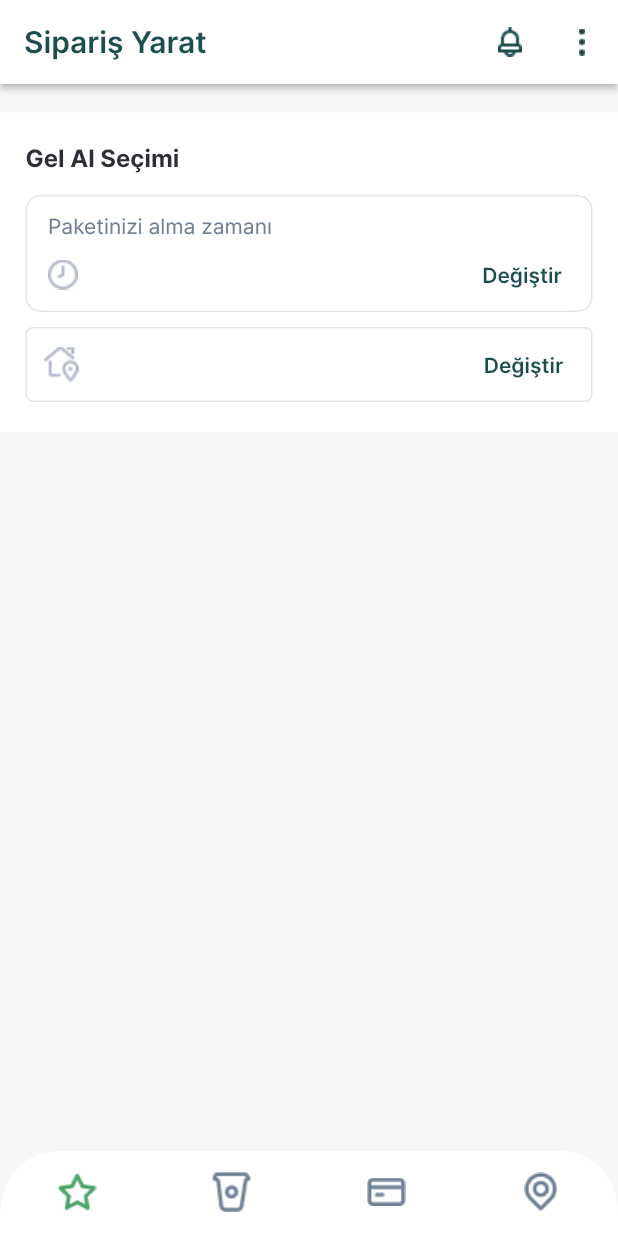
After one commit to ahmetsarac/redesign-starbucks, a Flutter app: the screen it shows after launch, on a phone screen of 412 x 824 dp. The commit adds this screen. Run offline on Flutter 3.47's test engine with Material 2 defaults, Android fonts, the phone set to English and light mode, and no system bars.

Commit message:
Order screen was added.

```diff
--- a/lib/main.dart
+++ b/lib/main.dart
@@ -1,7 +1,8 @@
 import 'package:flutter/material.dart';
-import 'package:redesign_starbucks/screens/home_screen.dart';
+import 'screens/home_screen.dart';
 
 import 'screens/login_screen.dart';
+import 'screens/order_screen.dart';
 import 'theme/app_theme.dart';
 
 void main() {
@@ -16,7 +17,7 @@ class RedesignStarbucks extends StatelessWidget {
     return MaterialApp(
       debugShowCheckedModeBanner: false,
       theme: AppTheme.appTheme,
-      home: const HomeScreen(),
+      home: const OrderScreen(),
     );
   }
 }
--- a/lib/screens/home_screen.dart
+++ b/lib/screens/home_screen.dart
@@ -13,7 +13,7 @@ class HomeScreen extends StatelessWidget {
   Widget build(BuildContext context) {
     return Scaffold(
       backgroundColor: GreyColors.backgroundGrey,
-      appBar: const MainAppBar(),
+      appBar: const MainAppBar('Starbucks'),
       bottomNavigationBar: const BottomNavBar(),
       extendBody: true,
       floatingActionButton: FloatingActionButton(
--- /dev/null
+++ b/lib/screens/order_screen.dart
@@ -0,0 +1,40 @@
+import 'package:flutter/material.dart';
+
+import '../widgets/bottom_nav_bar.dart';
+import '../widgets/main_app_bar.dart';
+import '../theme/colors.dart';
+import '../widgets/time_picker.dart';
+
+class OrderScreen extends StatelessWidget {
+  const OrderScreen({Key? key}) : super(key: key);
+
+  @override
+  Widget build(BuildContext context) {
+    return GestureDetector(
+      onTap: () {
+        FocusManager.instance.primaryFocus?.unfocus();
+      },
+      child: Scaffold(
+        backgroundColor: GreyColors.backgroundGrey,
+        appBar: const MainAppBar('Sipariş Yarat'),
+        bottomNavigationBar: const BottomNavBar(),
+        extendBody: true,
+        body: GestureDetector(
+          onTap: () {
+            FocusManager.instance.primaryFocus?.unfocus();
+          },
+          child: SingleChildScrollView(
+            child: Column(
+              children: [
+                const SizedBox(
+                  height: 19,
+                ),
+                TimePicker(),
+              ],
+            ),
+          ),
+        ),
+      ),
+    );
+  }
+}
--- a/lib/theme/app_theme.dart
+++ b/lib/theme/app_theme.dart
@@ -56,7 +56,7 @@ class AppTheme {
       fontFamily: 'Inter',
       fontWeight: FontWeight.w400,
       fontSize: 14.0,
-      color: GreyColors.dark,
+      color: GreyColors.grey,
       letterSpacing: 0,
     ),
     button: TextStyle(
--- a/lib/widgets/main_app_bar.dart
+++ b/lib/widgets/main_app_bar.dart
@@ -2,7 +2,10 @@ import 'package:flutter/material.dart';
 import 'package:flutter/services.dart';
 
 class MainAppBar extends StatelessWidget implements PreferredSizeWidget {
-  const MainAppBar({
+  final String title;
+
+  const MainAppBar(
+    this.title, {
     Key? key,
   }) : super(key: key);
 
@@ -18,7 +21,7 @@ class MainAppBar extends StatelessWidget implements PreferredSizeWidget {
       backgroundColor: Colors.white,
       elevation: 2,
       title: Text(
-        'Starbucks',
+        title,
         style: Theme.of(context).textTheme.headline2,
       ),
       actions: [
--- /dev/null
+++ b/lib/widgets/time_picker.dart
@@ -0,0 +1,139 @@
+import 'package:flutter/material.dart';
+
+import '../theme/colors.dart';
+
+class TimePicker extends StatelessWidget {
+  TimePicker({
+    Key? key,
+  }) : super(key: key);
+
+  final timeFocus = FocusNode();
+  final locationFocus = FocusNode();
+
+  final timeController = TextEditingController();
+  final locationController = TextEditingController();
+
+  @override
+  Widget build(BuildContext context) {
+    return Container(
+      padding: const EdgeInsets.symmetric(horizontal: 17, vertical: 20),
+      decoration: const BoxDecoration(
+        color: Colors.white,
+      ),
+      child: Column(
+        crossAxisAlignment: CrossAxisAlignment.start,
+        children: [
+          Text(
+            'Gel Al Seçimi',
+            style: Theme.of(context).textTheme.headline4!.copyWith(
+                  color: GreyColors.dark,
+                ),
+          ),
+          const SizedBox(height: 16.0),
+          Container(
+            padding: const EdgeInsets.only(
+              right: 14.0,
+              left: 14.0,
+              top: 11.0,
+            ),
+            decoration: BoxDecoration(
+              borderRadius: BorderRadius.circular(10.0),
+              border: Border.all(
+                  width: 1.0,
+                  color: GreyColors.buttonGrey,
+                  style: BorderStyle.solid),
+            ),
+            child: Column(
+              crossAxisAlignment: CrossAxisAlignment.start,
+              children: [
+                Text(
+                  'Paketinizi alma zamanı',
+                  style: Theme.of(context).textTheme.overline,
+                ),
+                TextField(
+                  focusNode: timeFocus,
+                  controller: timeController,
+                  style: Theme.of(context)
+                      .textTheme
+                      .headline5!
+                      .copyWith(color: GreyColors.dark),
+                  decoration: InputDecoration(
+                    border: InputBorder.none,
+                    suffixIconConstraints:
+                        BoxConstraints.loose(const Size(100, 20)),
+                    focusedBorder: InputBorder.none,
+                    enabledBorder: InputBorder.none,
+                    errorBorder: InputBorder.none,
+                    disabledBorder: InputBorder.none,
+                    prefixIconConstraints:
+                        BoxConstraints.tight(const Size(34, 20)),
+                    prefixIcon: Padding(
+                        padding: const EdgeInsets.only(right: 14),
+                        child: Image.asset('assets/icons/clock.png')),
+                    suffixIcon: TextButton(
+                      style: ButtonStyle(
+                        tapTargetSize: MaterialTapTargetSize.shrinkWrap,
+                        padding: MaterialStateProperty.all(EdgeInsets.zero),
+                        foregroundColor: MaterialStateProperty.all(
+                          PrimaryColors.darkGreen,
+                        ),
+                      ),
+                      child: Text(
+                        'Değiştir',
+                        style: Theme.of(context)
+                            .textTheme
+                            .button!
+                            .copyWith(color: PrimaryColors.darkGreen),
+                      ),
+                      onPressed: () {},
+                    ),
+                  ),
+                ),
+              ],
+            ),
+          ),
+          const SizedBox(height: 10),
+          TextField(
+            focusNode: locationFocus,
+            controller: locationController,
+            style: Theme.of(context)
+                .textTheme
+                .headline5!
+                .copyWith(color: GreyColors.dark),
+            decoration: InputDecoration(
+              enabledBorder: Theme.of(context)
+                  .inputDecorationTheme
+                  .enabledBorder!
+                  .copyWith(
+                      borderSide:
+                          const BorderSide(color: GreyColors.buttonGrey)),
+              contentPadding: const EdgeInsets.only(top: 5.0),
+              suffixIconConstraints: BoxConstraints.loose(const Size(100, 20)),
+              prefixIcon: Image.asset('assets/icons/house.png'),
+              suffixIcon: Padding(
+                padding: const EdgeInsets.only(right: 14),
+                child: TextButton(
+                  style: ButtonStyle(
+                    tapTargetSize: MaterialTapTargetSize.shrinkWrap,
+                    padding: MaterialStateProperty.all(EdgeInsets.zero),
+                    foregroundColor: MaterialStateProperty.all(
+                      PrimaryColors.darkGreen,
+                    ),
+                  ),
+                  child: Text(
+                    'Değiştir',
+                    style: Theme.of(context)
+                        .textTheme
+                        .button!
+                        .copyWith(color: PrimaryColors.darkGreen),
+                  ),
+                  onPressed: () {},
+                ),
+              ),
+            ),
+          ),
+        ],
+      ),
+    );
+  }
+}
```
Also changed, not shown: assets/icons/clock.png (added), assets/icons/house.png (added).
